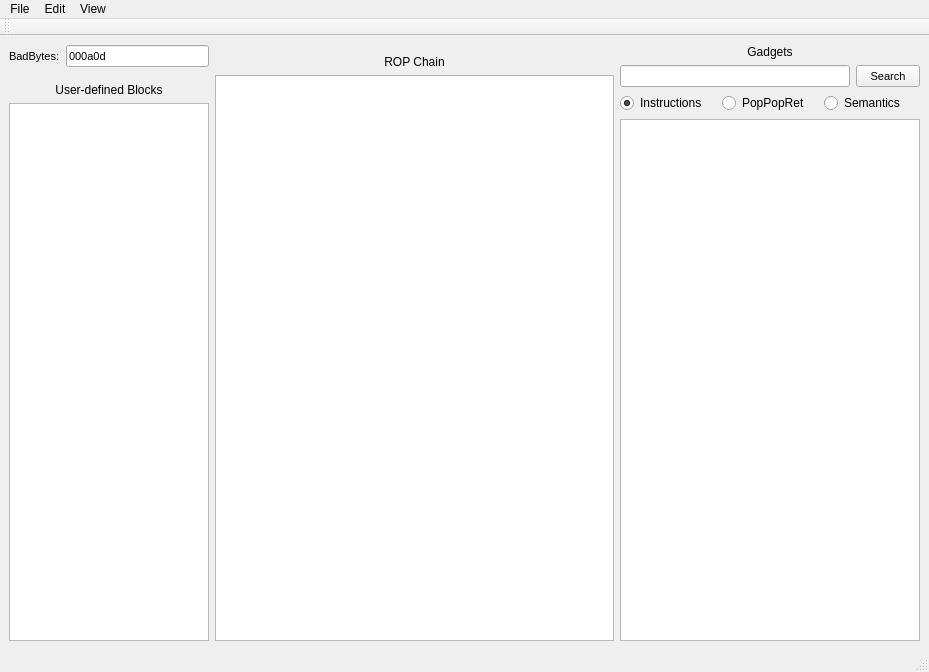
Old version of the form scene.ui in the repository orppra/ropa.
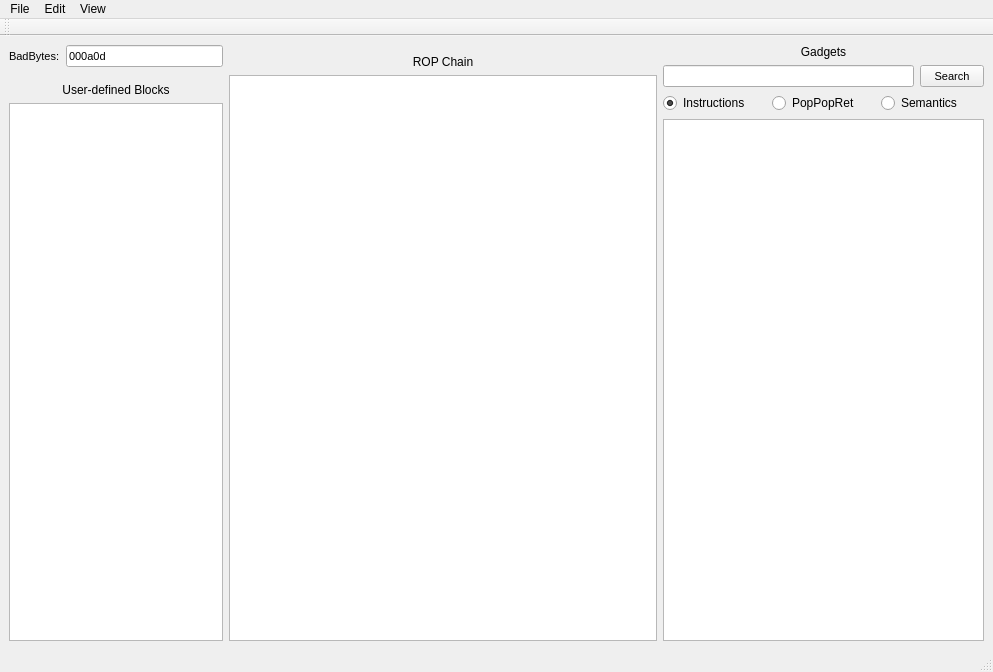
New version of the form.

Diff of the .ui file:
```diff
--- a/scene.ui
+++ b/scene.ui
@@ -6,7 +6,7 @@
    <rect>
     <x>0</x>
     <y>0</y>
-    <width>929</width>
+    <width>993</width>
     <height>672</height>
    </rect>
   </property>
@@ -224,8 +224,8 @@
     <rect>
      <x>0</x>
      <y>0</y>
-     <width>929</width>
-     <height>25</height>
+     <width>993</width>
+     <height>42</height>
     </rect>
    </property>
    <widget class="QMenu" name="menuEdit">
```
Left out of the diff: 26 changed lines with no effect on the pictures.
